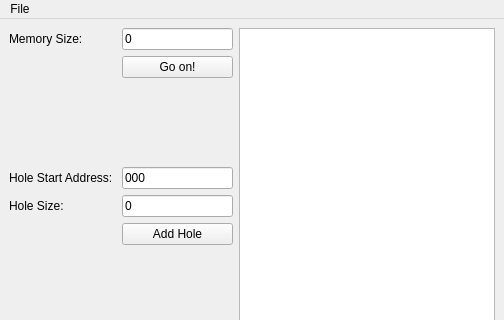
Above: MemoryV2.ui from AhmedNasr7/OS-Memory-Allocation before the change; both pictures show x 0 to 504 and y 0 to 320 of the 504 by 743 pixel window. Below: the same form after it.
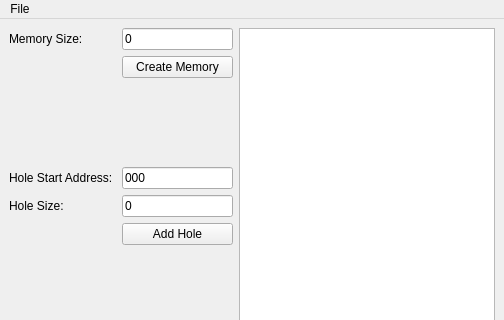
That is the form after the change. Icons and pictures are not drawn.

Commit message: add allocate, clear & compact buttons code

Diff of the .ui file:
```diff
--- a/MemoryV2.ui
+++ b/MemoryV2.ui
@@ -58,7 +58,7 @@
       <item row="1" column="1">
        <widget class="QPushButton" name="SizeEnter">
         <property name="text">
-         <string>Go on!</string>
+         <string>Create Memory</string>
         </property>
        </widget>
       </item>
```
Left out of the diff: 10 changed lines with no effect on the pictures. The commit also changes 3 other files.
